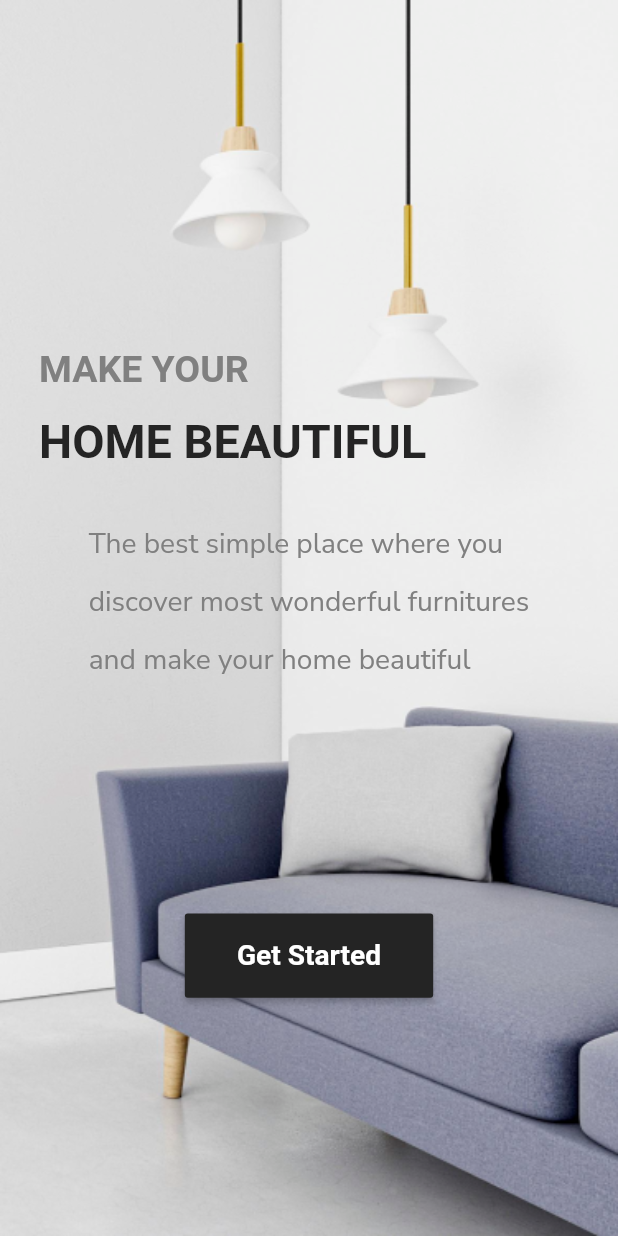
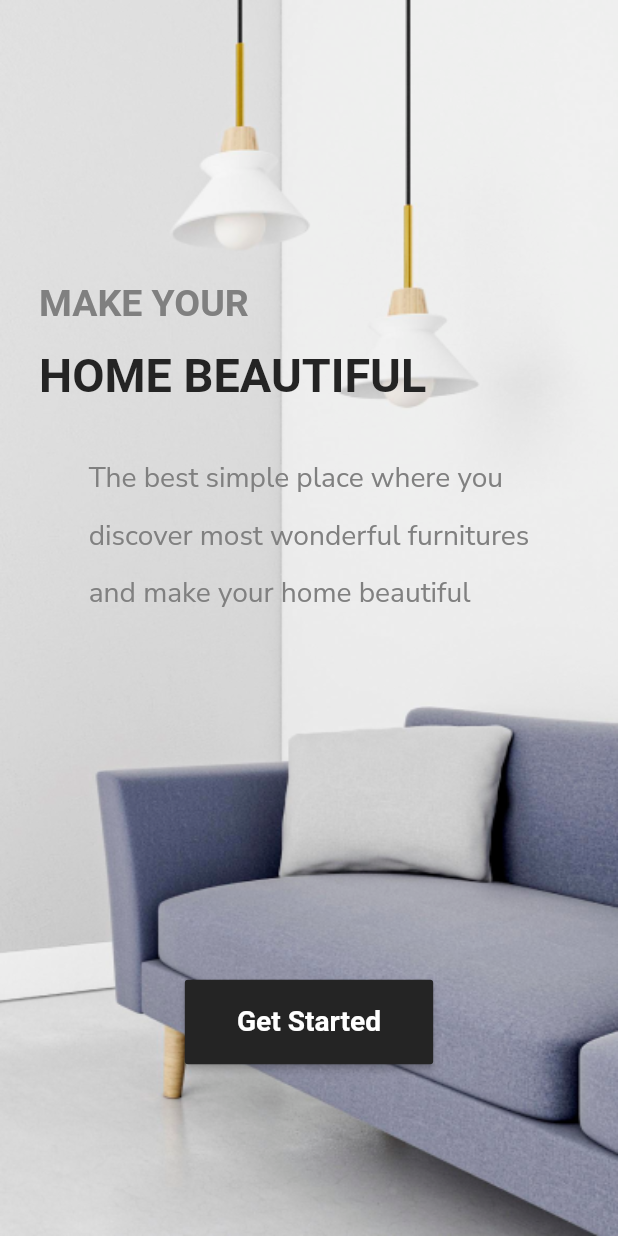
Before and after one commit to karimheiba/Furniture_shopping, a Flutter app: the screen it shows after launch, on a phone screen of 412 x 824 dp. Run offline on Flutter 3.47's test engine with Material 2 defaults, Android fonts, the phone set to English and light mode, and no system bars.

Commit message:
last update

```diff
--- a/lib/screen/boarding.dart
+++ b/lib/screen/boarding.dart
@@ -99,7 +99,7 @@ class Boarding extends StatelessWidget {
                     ],
                   ),
                 ),
-                Flexible(child: SizedBox(height:MySize.customSize.gitSize(context,150 ) ,)),
+                Expanded(child: SizedBox( height:MySize.customSize.gitSize(context,5 ))),
                 Column(
                   children: [
                     Center(
```
Also changed, not shown: lib/screen/product.dart (+13 -6 lines), lib/screen/subPages/order_screen.dart (+10 -2 lines).
